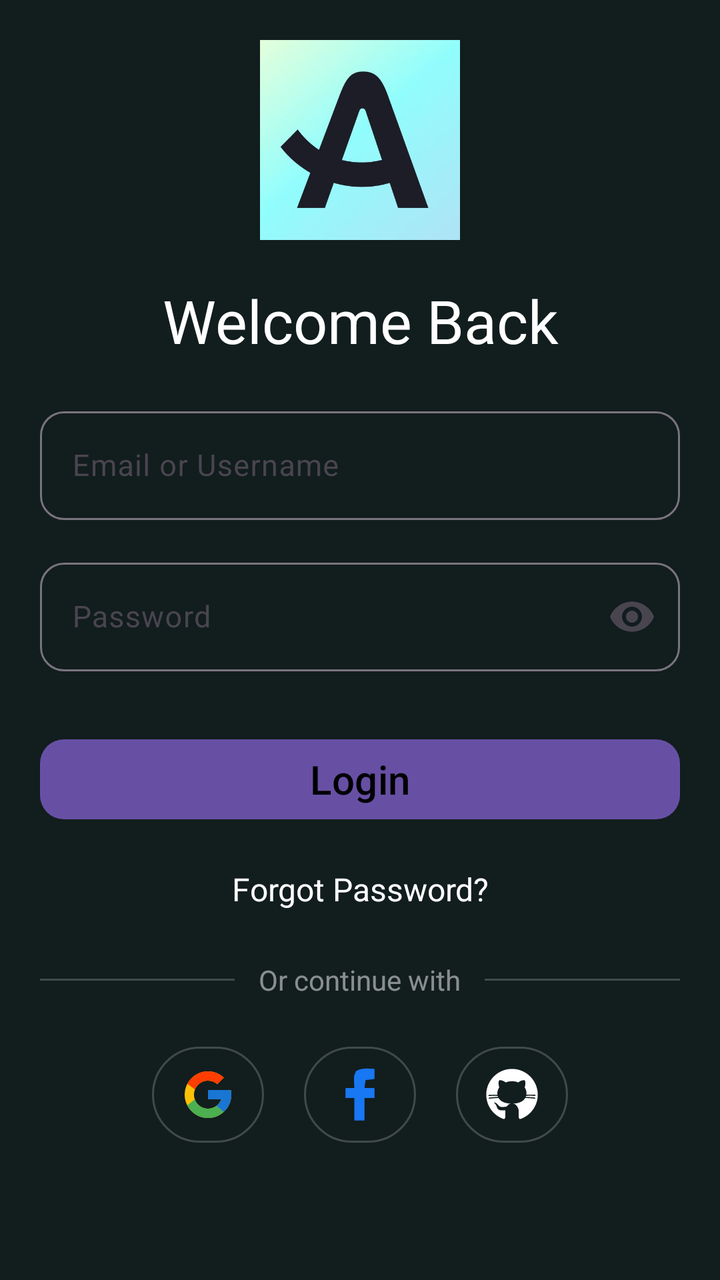
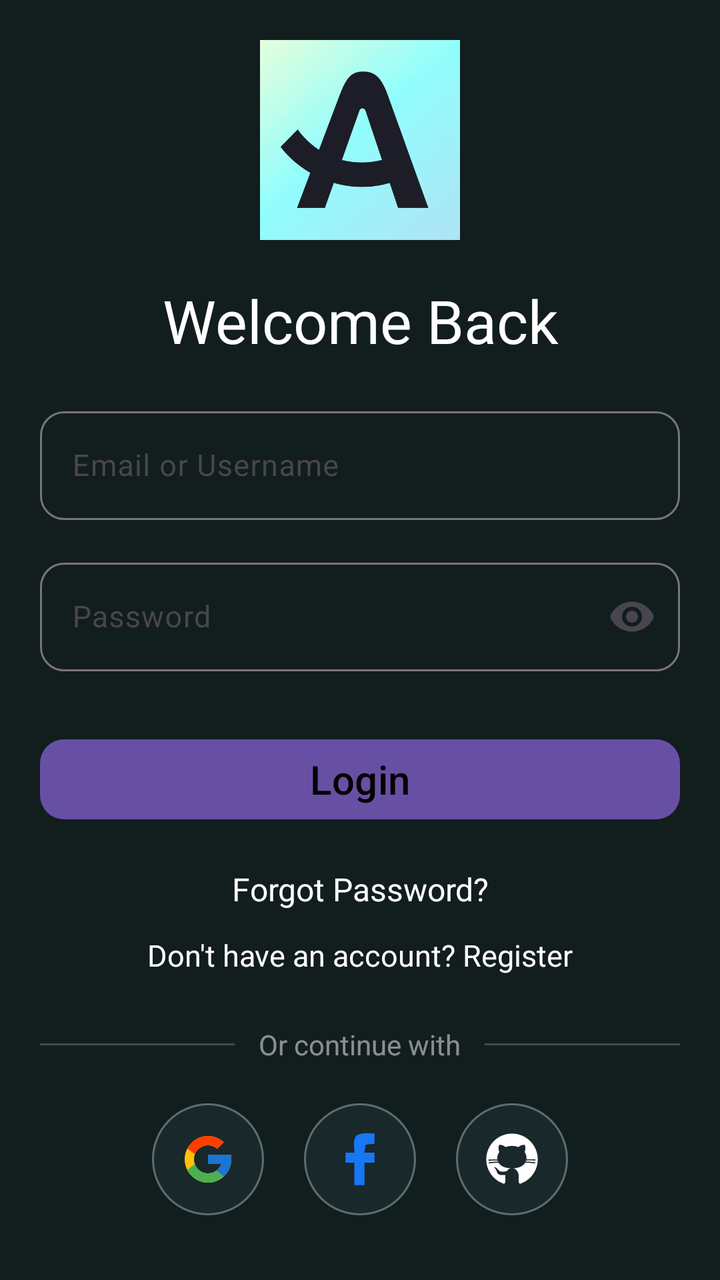

Screens rendered from an Android XML layout before and after an edit, with the pre-edit source and the edit as a unified diff.
<!-- AndroidManifest.xml: application theme Theme.App1 -->
<!-- res/layout/activity_main.xml -->
<?xml version="1.0" encoding="utf-8"?>
<androidx.constraintlayout.widget.ConstraintLayout xmlns:android="http://schemas.android.com/apk/res/android"
    xmlns:app="http://schemas.android.com/apk/res-auto"
    xmlns:tools="http://schemas.android.com/tools"
    android:id="@+id/main"
    android:layout_width="match_parent"
    android:layout_height="match_parent"
    android:background="#121d1e"
    tools:context=".MainActivity">

    <ImageView
        android:id="@+id/logoimage"
        android:layout_width="100dp"
        android:layout_height="100dp"
        android:layout_marginTop="20dp"
        android:contentDescription="@string/app_logo"
        android:src="@drawable/img"
        app:layout_constraintEnd_toEndOf="parent"
        app:layout_constraintStart_toStartOf="parent"
        app:layout_constraintTop_toTopOf="parent" />

    <TextView
        android:id="@+id/welcome"
        android:layout_width="0dp"
        android:layout_height="wrap_content"
        android:layout_marginStart="20dp"
        android:layout_marginTop="20dp"
        android:layout_marginEnd="20dp"
        android:gravity="center"
        android:text="@string/welcome_back"
        android:textColor="@color/white"
        android:textSize="30sp"
        app:layout_constraintEnd_toEndOf="parent"
        app:layout_constraintStart_toStartOf="parent"
        app:layout_constraintTop_toBottomOf="@id/logoimage" />

    <com.google.android.material.textfield.TextInputLayout
        android:id="@+id/emailLayout"
        android:layout_width="0dp"
        android:layout_height="wrap_content"
        android:layout_marginStart="20dp"
        android:layout_marginTop="20dp"
        android:layout_marginEnd="20dp"
        android:hint="@string/email_or_username"
        app:boxBackgroundMode="outline"
        app:boxCornerRadiusBottomEnd="12dp"
        app:boxCornerRadiusBottomStart="12dp"
        app:boxCornerRadiusTopEnd="12dp"
        app:boxCornerRadiusTopStart="12dp"
        app:endIconMode="clear_text"
        app:layout_constraintEnd_toEndOf="parent"
        app:layout_constraintStart_toStartOf="parent"
        app:layout_constraintTop_toBottomOf="@id/welcome">

        <com.google.android.material.textfield.TextInputEditText
            android:id="@+id/emailInput"
            android:layout_width="match_parent"
            android:layout_height="wrap_content"
            android:imeOptions="actionNext"
            android:inputType="textEmailAddress"
            android:maxLines="1"
            android:textColor="@color/white"
            android:textSize="15sp" />
    </com.google.android.material.textfield.TextInputLayout>

    <com.google.android.material.textfield.TextInputLayout
        android:id="@+id/passwordLayout"
        android:layout_width="0dp"
        android:layout_height="wrap_content"
        android:layout_marginStart="20dp"
        android:layout_marginTop="16dp"
        android:layout_marginEnd="20dp"
        android:hint="@string/password"
        app:boxBackgroundMode="outline"
        app:boxCornerRadiusBottomEnd="12dp"
        app:boxCornerRadiusBottomStart="12dp"
        app:boxCornerRadiusTopEnd="12dp"
        app:boxCornerRadiusTopStart="12dp"
        app:endIconMode="password_toggle"
        app:layout_constraintEnd_toEndOf="parent"
        app:layout_constraintStart_toStartOf="parent"
        app:layout_constraintTop_toBottomOf="@id/emailLayout">

        <com.google.android.material.textfield.TextInputEditText
            android:id="@+id/passwordInput"
            android:layout_width="match_parent"
            android:layout_height="wrap_content"
            android:imeOptions="actionDone"
            android:inputType="textPassword"
            android:maxLines="1"
            android:textColor="@color/white"
            android:textSize="15sp" />
    </com.google.android.material.textfield.TextInputLayout>

    <com.google.android.material.button.MaterialButton
        android:id="@+id/btnlogin"
        android:layout_width="0dp"
        android:layout_height="wrap_content"
        android:layout_marginStart="20dp"
        android:layout_marginTop="30dp"
        android:layout_marginEnd="20dp"
        android:text="@string/login"
        android:textColor="@android:color/black"
        android:textSize="20sp"
        app:cornerRadius="12dp"
        app:layout_constraintEnd_toEndOf="parent"
        app:layout_constraintStart_toStartOf="parent"
        app:layout_constraintTop_toBottomOf="@id/passwordLayout" />

    <TextView
        android:id="@+id/forgotPassword"
        android:layout_width="0dp"
        android:layout_height="wrap_content"
        android:layout_marginStart="20dp"
        android:layout_marginTop="20dp"
        android:layout_marginEnd="20dp"
        android:background="?attr/selectableItemBackground"
        android:clickable="true"
        android:focusable="true"
        android:gravity="center"
        android:text="@string/forgot_password"
        android:textColor="@color/white"
        android:textSize="16sp"
        app:layout_constraintEnd_toEndOf="parent"
        app:layout_constraintStart_toStartOf="parent"
        app:layout_constraintTop_toBottomOf="@id/btnlogin" />

    <LinearLayout
        android:id="@+id/dividerRow"
        android:layout_width="0dp"
        android:layout_height="wrap_content"
        android:layout_marginStart="20dp"
        android:layout_marginTop="25dp"
        android:layout_marginEnd="20dp"
        android:gravity="center_vertical"
        android:orientation="horizontal"
        app:layout_constraintEnd_toEndOf="parent"
        app:layout_constraintStart_toStartOf="parent"
        app:layout_constraintTop_toBottomOf="@id/forgotPassword">

        <View
            android:layout_width="0dp"
            android:layout_height="1dp"
            android:layout_weight="1"
            android:background="#33FFFFFF" />

        <TextView
            android:layout_width="wrap_content"
            android:layout_height="wrap_content"
            android:layout_marginHorizontal="12dp"
            android:text="@string/or_continue_with"
            android:textColor="#80FFFFFF"
            android:textSize="14sp" />

        <View
            android:layout_width="0dp"
            android:layout_height="1dp"
            android:layout_weight="1"
            android:background="#33FFFFFF" />
    </LinearLayout>

    <LinearLayout
        android:id="@+id/socialButtonsRow"
        android:layout_width="0dp"
        android:layout_height="wrap_content"
        android:layout_marginStart="20dp"
        android:layout_marginTop="20dp"
        android:layout_marginEnd="20dp"
        android:gravity="center"
        android:orientation="horizontal"
        app:layout_constraintEnd_toEndOf="parent"
        app:layout_constraintStart_toStartOf="parent"
        app:layout_constraintTop_toBottomOf="@id/dividerRow">

        <com.google.android.material.button.MaterialButton
            android:id="@+id/btnGoogle"
            style="@style/Widget.Material3.Button.OutlinedButton"
            android:layout_width="56dp"
            android:layout_height="56dp"
            android:layout_marginHorizontal="10dp"
            android:contentDescription="@string/google"
            android:padding="12dp"
            app:cornerRadius="28dp"
            app:icon="@drawable/google"
            app:iconGravity="textStart"
            app:iconPadding="0dp"
            app:iconSize="28dp"
            app:iconTint="@null"
            app:strokeColor="#33FFFFFF" />

        <com.google.android.material.button.MaterialButton
            android:id="@+id/btnFacebook"
            style="@style/Widget.Material3.Button.OutlinedButton"
            android:layout_width="56dp"
            android:layout_height="56dp"
            android:layout_marginHorizontal="10dp"
            android:contentDescription="@string/facebook"
            android:padding="12dp"
            app:cornerRadius="28dp"
            app:icon="@drawable/facebook"
            app:iconGravity="textStart"
            app:iconPadding="0dp"
            app:iconSize="28dp"
            app:iconTint="@null"
            app:strokeColor="#33FFFFFF" />

        <com.google.android.material.button.MaterialButton
            android:id="@+id/btnGithub"
            style="@style/Widget.Material3.Button.OutlinedButton"
            android:layout_width="56dp"
            android:layout_height="56dp"
            android:layout_marginHorizontal="10dp"
            android:contentDescription="@string/github"
            android:padding="12dp"
            app:cornerRadius="28dp"
            app:icon="@drawable/github"
            app:iconGravity="textStart"
            app:iconPadding="0dp"
            app:iconSize="28dp"
            app:iconTint="@null"
            app:strokeColor="#33FFFFFF" />
    </LinearLayout>

</androidx.constraintlayout.widget.ConstraintLayout>
<!-- resources referenced by this layout -->
<resources>
  <color name="white">#FFFFFFFF</color>
  <!-- drawable facebook (drawable) -->
  <?xml version="1.0" encoding="utf-8"?>
  <vector xmlns:android="http://schemas.android.com/apk/res/android"
      android:width="50dp"
      android:height="50dp"
      android:viewportWidth="50"
      android:viewportHeight="50">
      <group
          android:translateX="38"
          android:translateY="2">
          <path
              android:fillColor="#1877F2"
              android:pathData="M0 0 C0 2.97 0 5.94 0 9 C-2.64 9.33 -5.28 9.66 -8 10 C-8.33 12.31 -8.66 14.62 -9 17 C-6.03 17 -3.06 17 0 17 C0 19.97 0 22.94 0 26 C-2.97 26 -5.94 26 -9 26 C-9 32.6 -9 39.2 -9 46 C-11.97 46 -14.94 46 -18 46 C-18 39.4 -18 32.8 -18 26 C-20.64 26 -23.28 26 -26 26 C-26 23.03 -26 20.06 -26 17 C-23.36 17 -20.72 17 -18 17 C-18.08701172 15.78763672 -18.08701172 15.78763672 -18.17578125 14.55078125 C-18.53547081 6.03127711 -18.53547081 6.03127711 -16.3125 1.75 C-11.07705514 -1.0158954 -5.79957641 -0.38210972 0 0 Z " />
      </group>
  </vector>
  <!-- drawable google (drawable) -->
  <?xml version="1.0" encoding="utf-8"?>
  <vector xmlns:android="http://schemas.android.com/apk/res/android"
      android:width="48dp"
      android:height="48dp"
      android:viewportWidth="48"
      android:viewportHeight="48">
      <path
          android:fillColor="#FFC107"
          android:pathData="M43.611,20.083H42V20H24v8h11.303c-1.649,4.657-6.08,8-11.303,8c-6.627,0-12-5.373-12-12c0-6.627,5.373-12,12-12c3.059,0,5.842,1.154,7.961,3.039l5.657-5.657C34.046,6.053,29.268,4,24,4C12.955,4,4,12.955,4,24c0,11.045,8.955,20,20,20c11.045,0,20-8.955,20-20C44,22.659,43.862,21.35,43.611,20.083z" />
      <path
          android:fillColor="#FF3D00"
          android:pathData="M6.306,14.691l6.571,4.819C14.655,15.108,18.961,12,24,12c3.059,0,5.842,1.154,7.961,3.039l5.657-5.657C34.046,6.053,29.268,4,24,4C16.318,4,9.656,8.337,6.306,14.691z" />
      <path
          android:fillColor="#4CAF50"
          android:pathData="M24,44c5.166,0,9.86-1.977,13.409-5.192l-6.19-5.238C29.211,35.091,26.715,36,24,36c-5.202,0-9.619-3.317-11.283-7.946l-6.522,5.025C9.505,39.556,16.227,44,24,44z" />
      <path
          android:fillColor="#1976D2"
          android:pathData="M43.611,20.083H42V20H24v8h11.303c-0.792,2.237-2.231,4.166-4.087,5.571c0.001-0.001,0.002-0.001,0.003-0.002l6.19,5.238C36.971,39.205,44,34,44,24C44,22.659,43.862,21.35,43.611,20.083z" />
  </vector>
  <string name="app_logo">App Logo</string>
  <string name="email_or_username">Email or Username</string>
  <string name="facebook">Facebook</string>
  <string name="forgot_password">Forgot Password?</string>
  <string name="github">GitHub</string>
  <string name="google">Google</string>
  <string name="login">Login</string>
  <string name="or_continue_with">Or continue with</string>
  <string name="password">Password</string>
  <string name="welcome_back">Welcome Back</string>
  <style name="Theme.App1" parent="Base.Theme.App1" />
  <style name="Base.Theme.App1" parent="Theme.Material3.DayNight.NoActionBar">
          
          
      </style>
  <!-- unchanged entries left out for length: 2 -->
</resources>

<!-- the commit's change to res/layout/activity_main.xml (unified diff, before → after) -->
@@ -125,6 +125,24 @@
         app:layout_constraintStart_toStartOf="parent"
         app:layout_constraintTop_toBottomOf="@id/btnlogin" />
 
+    <TextView
+        android:id="@+id/registerLink"
+        android:layout_width="0dp"
+        android:layout_height="wrap_content"
+        android:layout_marginStart="20dp"
+        android:layout_marginTop="12dp"
+        android:layout_marginEnd="20dp"
+        android:background="?attr/selectableItemBackground"
+        android:clickable="true"
+        android:focusable="true"
+        android:gravity="center"
+        android:text="@string/dont_have_account"
+        android:textColor="@color/white"
+        android:textSize="15sp"
+        app:layout_constraintEnd_toEndOf="parent"
+        app:layout_constraintStart_toStartOf="parent"
+        app:layout_constraintTop_toBottomOf="@id/forgotPassword" />
+
     <LinearLayout
         android:id="@+id/dividerRow"
         android:layout_width="0dp"
@@ -136,7 +154,7 @@
         android:orientation="horizontal"
         app:layout_constraintEnd_toEndOf="parent"
         app:layout_constraintStart_toStartOf="parent"
-        app:layout_constraintTop_toBottomOf="@id/forgotPassword">
+        app:layout_constraintTop_toBottomOf="@id/registerLink">
 
         <View
             android:layout_width="0dp"
@@ -174,51 +192,48 @@
 
         <com.google.android.material.button.MaterialButton
             android:id="@+id/btnGoogle"
-            style="@style/Widget.Material3.Button.OutlinedButton"
             android:layout_width="56dp"
             android:layout_height="56dp"
             android:layout_marginHorizontal="10dp"
+            android:background="@drawable/bg_social_circle"
             android:contentDescription="@string/google"
             android:padding="12dp"
-            app:cornerRadius="28dp"
+            app:backgroundTint="@null"
             app:icon="@drawable/google"
             app:iconGravity="textStart"
             app:iconPadding="0dp"
             app:iconSize="28dp"
-            app:iconTint="@null"
-            app:strokeColor="#33FFFFFF" />
+            app:iconTint="@null" />
 
         <com.google.android.material.button.MaterialButton
             android:id="@+id/btnFacebook"
-            style="@style/Widget.Material3.Button.OutlinedButton"
             android:layout_width="56dp"
             android:layout_height="56dp"
             android:layout_marginHorizontal="10dp"
+            android:background="@drawable/bg_social_circle"
             android:contentDescription="@string/facebook"
             android:padding="12dp"
-            app:cornerRadius="28dp"
+            app:backgroundTint="@null"
             app:icon="@drawable/facebook"
             app:iconGravity="textStart"
             app:iconPadding="0dp"
             app:iconSize="28dp"
-            app:iconTint="@null"
-            app:strokeColor="#33FFFFFF" />
+            app:iconTint="@null" />
 
         <com.google.android.material.button.MaterialButton
             android:id="@+id/btnGithub"
-            style="@style/Widget.Material3.Button.OutlinedButton"
             android:layout_width="56dp"
             android:layout_height="56dp"
             android:layout_marginHorizontal="10dp"
+            android:background="@drawable/bg_social_circle"
             android:contentDescription="@string/github"
             android:padding="12dp"
-            app:cornerRadius="28dp"
+            app:backgroundTint="@null"
             app:icon="@drawable/github"
             app:iconGravity="textStart"
             app:iconPadding="0dp"
             app:iconSize="28dp"
-            app:iconTint="@null"
-            app:strokeColor="#33FFFFFF" />
+            app:iconTint="@null" />
     </LinearLayout>
 
 </androidx.constraintlayout.widget.ConstraintLayout>
<!-- resource entries referenced after the edit -->
@@ -1,6 +1,17 @@
 <!-- resources referenced by this layout -->
 <resources>
   <color name="white">#FFFFFFFF</color>
+  <!-- drawable bg_social_circle (drawable) -->
+  <?xml version="1.0" encoding="utf-8"?>
+  <shape xmlns:android="http://schemas.android.com/apk/res/android"
+      android:shape="oval">
+      
+      <solid android:color="#19282A" />
+      
+      <stroke
+          android:width="1dp"
+          android:color="#5A6E72" />
+  </shape>
   <!-- drawable facebook (drawable) -->
   <?xml version="1.0" encoding="utf-8"?>
   <vector xmlns:android="http://schemas.android.com/apk/res/android"
@@ -37,6 +48,7 @@
           android:pathData="M43.611,20.083H42V20H24v8h11.303c-0.792,2.237-2.231,4.166-4.087,5.571c0.001-0.001,0.002-0.001,0.003-0.002l6.19,5.238C36.971,39.205,44,34,44,24C44,22.659,43.862,21.35,43.611,20.083z" />
   </vector>
   <string name="app_logo">App Logo</string>
+  <string name="dont_have_account">Don\'t have an account? Register</string>
   <string name="email_or_username">Email or Username</string>
   <string name="facebook">Facebook</string>
   <string name="forgot_password">Forgot Password?</string>
